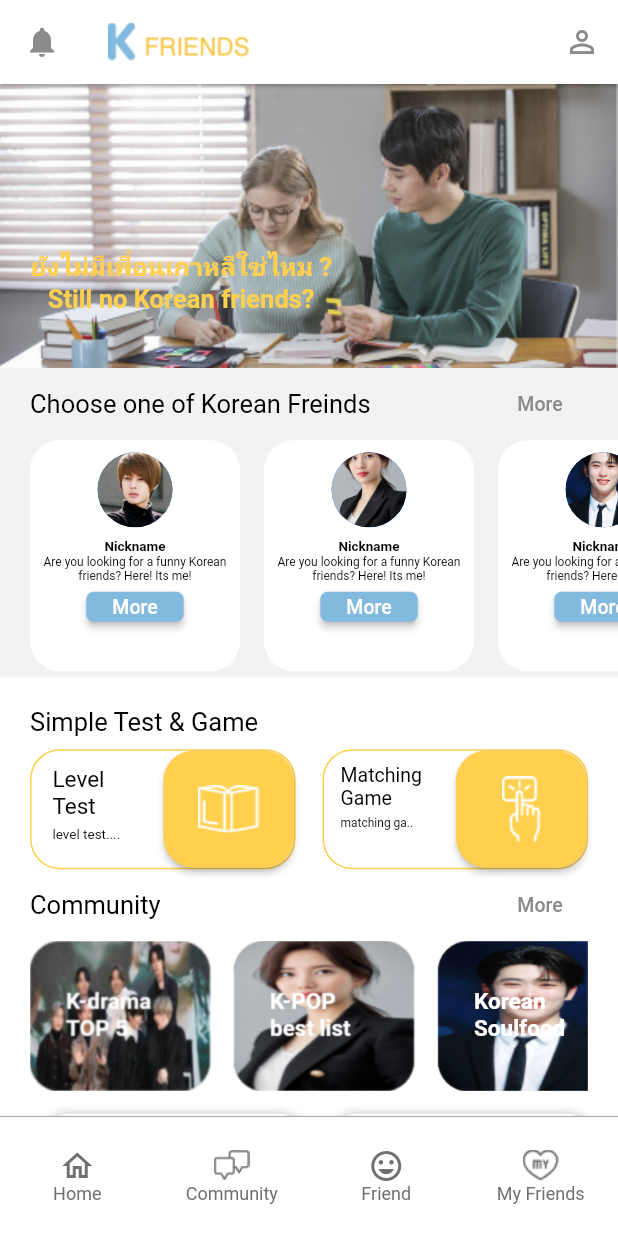
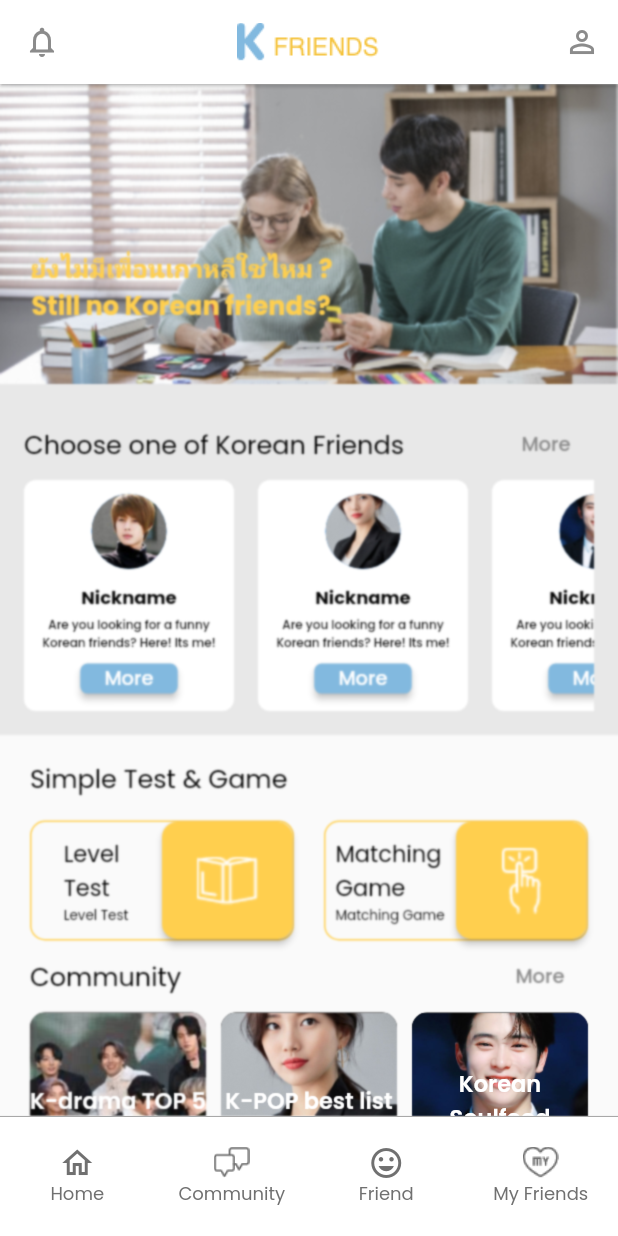
Before and after one commit to Nithu96/flutter_kfriends_app, a Flutter app: the screen it shows after launch, on a phone screen of 412 x 824 dp. Run offline on Flutter 3.47's test engine with Material 2 defaults, Android fonts, the phone set to English and light mode, and no system bars; drawn by our look-alikes of flutter_snake_navigationbar.

Commit message:
new home page changes

```diff
--- a/lib/component/bottom_navigation_screen.dart
+++ b/lib/component/bottom_navigation_screen.dart
@@ -2,10 +2,11 @@ import 'package:flutter/material.dart';
 import 'package:flutter/widgets.dart';
 import 'package:flutter_snake_navigationbar/flutter_snake_navigationbar.dart';
 
-import '../screen/community_screen.dart';
-import '../screen/friend_screen.dart';
-import '../screen/home_screen.dart';
-import '../screen/myfriend_screen.dart';
+import '../screen/sub_screen/community_screen.dart';
+import '../screen/sub_screen/friend_screen.dart';
+import '../screen/sub_screen/home_screen.dart';
+import '../screen/home_screen2.dart';
+import '../screen/sub_screen/myfriend_screen.dart';
 
 
 class BottomNaviScreen extends StatefulWidget {
@@ -43,19 +44,44 @@ class _BottomNaviScreenState extends State<BottomNaviScreen> {
     const Color(0xFF707070),
   ];
 
-  screen() {
-    if (_selectedItemPosition == 0) return const HomeScreen();
+  Widget screen() {
+    if (_selectedItemPosition == 0) return const HomeScreen2();
     if (_selectedItemPosition == 1) return const CommunityScreen();
     if (_selectedItemPosition == 2) return const FriendScreen();
-    if (_selectedItemPosition == 1) return const MyFriendScreen();
+    if (_selectedItemPosition == 3) return const MyFriendScreen();
+    return Container();
   }
 
   @override
   Widget build(BuildContext context) {
     return Scaffold(
+      appBar: AppBar(
+        title: Image.asset(
+          'assets/mainLogo.png',
+          scale: 1,
+        ),
+        actions: <Widget>[
+          IconButton(
+            icon: const Icon(Icons.person_outline),
+            tooltip: 'profile',
+            color: Color(0xFF8B8B8B),
+            onPressed: () {},
+          ), //IconButton
+        ],
+        centerTitle: true,
+        backgroundColor: Color(0xFFFFFFFF),
+        elevation: 1.0,
+        leading: IconButton(
+          icon: const Icon(Icons.notifications_none),
+          tooltip: 'Menu Icon',
+          color: Color(0xFF8B8B8B),
+          onPressed: () {},
+        ),
+        //systemOverlayStyle: SystemUiOverlayStyle.light,
+      ),
       extendBodyBehindAppBar: false,
       resizeToAvoidBottomInset: true,
-      extendBody: true,
+
       body: screen(),
       bottomNavigationBar: SnakeNavigationBar.color(
         height: 80,
--- /dev/null
+++ b/lib/data/homepage_data.dart
@@ -0,0 +1,54 @@
+import '../models/card_details.dart';
+import '../models/community_card.dart';
+import '../models/post_details.dart';
+
+List<CardDetailModel> cardDetails = [
+  CardDetailModel(
+      imageUrl: 'assets/userImage1.jpeg',
+      name: 'Nickname',
+      description:
+      'Are you looking for a funny Korean friends? Here! Its me!'),
+  CardDetailModel(
+      imageUrl: 'assets/userImage2.jpeg',
+      name: 'Nickname',
+      description:
+      'Are you looking for a funny Korean friends? Here! Its me!'),
+  CardDetailModel(
+      imageUrl: 'assets/userImage3.jpeg',
+      name: 'Nickname',
+      description:
+      'Are you looking for a funny Korean friends? Here! Its me!'),
+];
+
+List<CommunityCardDetailModel> CommunityCardDetails = [
+  CommunityCardDetailModel(
+      imageUrl2: 'assets/testImage1.jpeg', name: 'K-drama TOP 5'),
+  CommunityCardDetailModel(
+      imageUrl2: 'assets/userImage2.jpeg', name: 'K-POP best list'),
+  CommunityCardDetailModel(
+      imageUrl2: 'assets/userImage3.jpeg', name: 'Korean Soulfood'),
+];
+
+List<PostDetailModel> postDetails = [
+  PostDetailModel(
+      imageUrl1: 'assets/userImage3.jpeg',
+      name: 'Nickname',
+      imageUrl2: 'assets/testImage1.jpeg',
+      description: "This K-drama is funny!!",
+      like: 11,
+      comments: 8),
+  PostDetailModel(
+      imageUrl1: 'assets/userImage1.jpeg',
+      name: 'Nickname',
+      imageUrl2: 'assets/userImage2.jpeg',
+      description: "Anyone know this actor?",
+      like: 12,
+      comments: 10),
+  PostDetailModel(
+      imageUrl1: 'assets/userImage3.jpeg',
+      name: 'Nickname',
+      imageUrl2: 'assets/testImage1.jpeg',
+      description: "Anyone know this actor?",
+      like: 13,
+      comments: 10),
+];
--- a/lib/main.dart
+++ b/lib/main.dart
@@ -14,9 +14,8 @@ class MyApp extends StatelessWidget {
     return MaterialApp(
       title: 'Flutter Demo',
       debugShowCheckedModeBanner: false,
-      theme: ThemeData(
-        primarySwatch: Colors.blue,
-      ),
+      theme:
+      ThemeData(primarySwatch: Colors.blue, fontFamily: 'Poppins'),
       home: const LoadingScreen(),
     );
   }
--- /dev/null
+++ b/lib/screen/home_screen2.dart
@@ -0,0 +1,458 @@
+import 'dart:ui';
+
+import 'package:flutter/material.dart';
+import 'package:kfriends/data/homepage_data.dart';
+import 'package:kfriends/services/font_size.dart';
+
+class HomeScreen2 extends StatefulWidget {
+  const HomeScreen2({Key? key}) : super(key: key);
+
+  @override
+  State<HomeScreen2> createState() => _HomeScreen2State();
+}
+
+class _HomeScreen2State extends State<HomeScreen2> {
+  @override
+  Widget build(BuildContext context) {
+    return SingleChildScrollView(
+        child: Column(
+          crossAxisAlignment: CrossAxisAlignment.start,
+      children: [
+        slideShowImage(),
+        chooseKoreanFriends(),
+        SizedBox(height: 16,),
+        testGame(),
+        community()
+      ],
+    ));
+  }
+
+  Widget community(){
+    return Padding(
+      padding: const EdgeInsets.symmetric(horizontal: 20),
+      child: Column(
+        crossAxisAlignment: CrossAxisAlignment.start,
+        children: [
+          Row(
+            mainAxisAlignment: MainAxisAlignment.spaceBetween,
+            children: <Widget>[
+              Text('Community',
+                  style: TextStyle(
+                      color: Colors.black,
+                      fontSize: FontSizeService().fs_s18)),
+              TextButton(
+                style: ButtonStyle(
+                  foregroundColor:
+                  MaterialStateProperty.all<Color>(Color(0xFF8B8B8B)),
+                ),
+                onPressed: () {},
+                child: Text('More',
+                    style: TextStyle(
+                        fontWeight: FontWeight.w500,
+                        fontSize: FontSizeService().fs_s15)),
+              )
+            ],
+          ),
+
+          Row(
+            mainAxisAlignment: MainAxisAlignment.spaceBetween,
+            children: [
+              communityCardDetailsShow(
+                CommunityCardDetails[0].imageUrl2,
+                CommunityCardDetails[0].name,
+              ),
+              communityCardDetailsShow(
+                CommunityCardDetails[1].imageUrl2,
+                CommunityCardDetails[1].name,
+              ),
+              communityCardDetailsShow(
+                CommunityCardDetails[2].imageUrl2,
+                CommunityCardDetails[2].name,
+              )
+            ],
+          ),
+          const SizedBox(height: 16,),
+          Container(
+            height: 155,
+            child: ListView.builder(
+              shrinkWrap: true,
+              scrollDirection: Axis.horizontal,
+              itemCount:
+              postDetails == null ? 0 : postDetails.length,
+              itemBuilder: (context, i) {
+                return postDetailsShow(
+                    postDetails[i].imageUrl1,
+                    postDetails[i].name,
+                    postDetails[i].description,
+                    postDetails[i].imageUrl2,
+                    postDetails[i].like,
+                    postDetails[i].comments);
+              },
+            ),
+          )
+        ],
+      ),
+    );
+  }
+
+  Widget postDetailsShow(String imageUrl1, String name, String description,
+      String imageUrl2, double like, double comments) {
+    return Padding(
+      padding: const EdgeInsets.symmetric(horizontal: 6, vertical: 5),
+      child: Container(
+          width: 180,
+          //height:60,
+          decoration: BoxDecoration(
+            color: const Color(0xFFFFFFFF),
+            borderRadius: const BorderRadius.all(Radius.circular(5)),
+            boxShadow: [
+              BoxShadow(
+                offset: const Offset(0, 1),
+                blurRadius: 5,
+                color: Colors.black.withOpacity(0.3),
+              ),
+            ],
+          ),
+          child: Card(
+            elevation: 0.0,
+            child: Column(
+              children: <Widget>[
+                ListTile(
+                  leading: CircleAvatar(
+                    backgroundColor: const Color(0xFFFFFFFF),
+                    radius: 21.0,
+                    child: Padding(
+                      padding: const EdgeInsets.all(2.0),
+                      child: CircleAvatar(
+                          radius: 55.0, backgroundImage: AssetImage(imageUrl1)),
+                    ),
+                  ),
+                  title: Text(
+                    name,
+                    style: TextStyle(
+                        color: Colors.black,
+                        fontWeight: FontWeight.bold,
+                        fontSize: FontSizeService().fs_s12),
+                  ),
+                  subtitle: Column(
+                    crossAxisAlignment: CrossAxisAlignment.start,
+                    children: [
+                      Text(
+                        description,
+                        style: TextStyle(
+                            color: Colors.black,
+                            fontWeight: FontWeight.w400,
+                            fontSize: FontSizeService().fs_s12),
+                      ),
+                      const SizedBox(height: 4,),
+                      Row(
+                        children: [
+                          const Icon(
+                            Icons.favorite_border_outlined,
+                            color: Color(0xFF8B8B8B),
+                            size: 14,
+                          ),
+                          const SizedBox(width: 4,),
+                          Text(
+                            like.toString(),
+                            style: TextStyle(
+                                color: Colors.black,
+                                fontWeight: FontWeight.w400,
+                                fontSize: FontSizeService().fs_s10),
+                          ),
+                          const SizedBox(width: 10,),
+                          const Icon(
+                            Icons.mail_outline,
+                            color: Color(0xFF8B8B8B),
+                            size: 12,
+                          ),
+                          const SizedBox(width: 4,),
+                          Text(
+                            comments.toString(),
+                            style:  TextStyle(color: Colors.black,fontWeight: FontWeight.w400, fontSize: FontSizeService().fs_s10),
+                          ),
+                        ],
+                      ),
+                      const SizedBox(height: 4,),
+                      Container(
+                        height: 50,
+                        width: 85,
+                        decoration: BoxDecoration(
+                            image: DecorationImage(
+                              image: AssetImage(imageUrl2),
+                              fit: BoxFit.cover,
+                            ),
+                            shape: BoxShape.rectangle),
+                      )
+                    ],
+                  ),
+                ),
+              ],
+            ),
+          )),
+    );
+  }
+
+  Widget communityCardDetailsShow(String imageUrl2, String name) {
+    return Container(
+      height: MediaQuery.of(context).size.width/3 - 20,
+      width: MediaQuery.of(context).size.width/3 - 20,
+      decoration: const BoxDecoration(
+          color: Color(0xFF000000),
+          borderRadius: BorderRadius.all(Radius.circular(10))),
+      child: Container(
+        height: MediaQuery.of(context).size.width/3 - 20,
+        width: MediaQuery.of(context).size.width/3 - 20,
+        decoration: BoxDecoration(
+            image: DecorationImage(
+              image: AssetImage(imageUrl2),
+              fit: BoxFit.cover,
+            ),
+            shape: BoxShape.rectangle,
+            borderRadius: BorderRadius.circular(10)),
+        child: BackdropFilter(
+          filter: ImageFilter.blur(sigmaX: 0.4, sigmaY: 0.4),
+          child: Container(
+            color: Colors.transparent,
+            child:  Center(
+              child: Text(name, textAlign: TextAlign.center,
+                  style: TextStyle(
+                    color: Colors.white,
+
+                    fontWeight: FontWeight.w600,
+                    fontSize: FontSizeService().fs_s16,
+                  )),
+            ),
+          ),
+        ),
+      ),
+    );
+  }
+
+  Widget testGame(){
+    return Padding(
+      padding: const EdgeInsets.symmetric(horizontal: 20),
+      child: Column(
+        crossAxisAlignment: CrossAxisAlignment.start,
+        children: [
+          Text("Simple Test & Game",
+              style: TextStyle(
+                color: Colors.black,
+                fontWeight: FontWeight.w400,
+                fontSize: FontSizeService().fs_s18,
+              )),
+          const SizedBox(
+            height: 16,
+          ),
+          Row(
+            mainAxisAlignment: MainAxisAlignment.spaceBetween,
+            children: [
+              testButton('Level\nTest', 'Level Test', 'assets/levelIcon.png'),
+              testButton('Matching\nGame', 'Matching Game', 'assets/matchingIcon.png'),
+            ],
+          )
+        ],
+      ),
+    );
+  }
+
+  Widget testButton(String textOne, String textTwo, String path){
+    return Container(
+        height: 80,
+        width: MediaQuery.of(context).size.width/2 - 30,
+        decoration: BoxDecoration(
+          //color: Color(0xFFFFCF4E),
+          border: Border.all(color: const Color(0xFFFFCF4E)),
+          borderRadius:
+          const BorderRadius.all(Radius.circular(10)),
+        ),
+        child: Row(
+          mainAxisAlignment: MainAxisAlignment.spaceBetween,
+          children: [
+            Container(
+              height: 80,
+              width: MediaQuery.of(context).size.width/2 - 120,
+              child: Center(
+                child: Column(
+                  crossAxisAlignment:
+                  CrossAxisAlignment.start,
+                  mainAxisAlignment: MainAxisAlignment.center,
+                  children: [
+                    Text(textOne,
+                        style: TextStyle(
+                          color: Colors.black,
+                          fontWeight: FontWeight.w400,
+                          fontSize:
+                          FontSizeService().fs_s16,
+                        )),
+
+                    Text(textTwo,
+                        style: TextStyle(
+                          color: Colors.black,
+                          fontWeight: FontWeight.w400,
+                          overflow: TextOverflow.ellipsis,
+                          fontSize:
+                          FontSizeService().fs_s11,
+                        )),
+                  ],
+                ),
+              ),
+            ),
+            Container(
+              height: 80,
+              width: 87,
+              child: ElevatedButton(
+                  onPressed: () {},
+                  style: ElevatedButton.styleFrom(
+                      primary: Color(0xFFFFCF4E),
+                      shape: RoundedRectangleBorder(
+                          borderRadius:
+                          BorderRadius.circular(10))),
+                  child: ImageIcon(
+                    AssetImage(path),
+                    size: 50,
+                    color: Colors.white,
+                  )),
+            )
+          ],
+        ));
+  }
+
+  Widget chooseKoreanFriends() {
+    return Container(
+      width: MediaQuery.of(context).size.width,
+      decoration: BoxDecoration(color: Colors.grey.withOpacity(0.2)),
+      child: Padding(
+        padding: const EdgeInsets.all(16.0),
+        child: Column(
+          children: [
+            Row(
+              mainAxisAlignment: MainAxisAlignment.spaceBetween,
+              children: <Widget>[
+                Text('Choose one of Korean Friends',
+                    style: TextStyle(
+                        color: Colors.black,
+                        fontSize: FontSizeService().fs_s18)),
+                TextButton(
+                  style: ButtonStyle(
+                    foregroundColor:
+                        MaterialStateProperty.all<Color>(Color(0xFF8B8B8B)),
+                  ),
+                  onPressed: () {},
+                  child: Text('More',
+                      style: TextStyle(
+                          fontWeight: FontWeight.w500,
+                          fontSize: FontSizeService().fs_s15)),
+                )
+              ],
+            ),
+            Container(
+              height: 154,
+              child: ListView.builder(
+                shrinkWrap: true,
+                scrollDirection: Axis.horizontal,
+                itemCount: cardDetails == null ? 0 : cardDetails.length,
+                itemBuilder: (context, i) {
+                  return cardDetailsShow(cardDetails[i].imageUrl,
+                      cardDetails[i].name, cardDetails[i].description);
+                },
+              ),
+            )
+          ],
+        ),
+      ),
+    );
+  }
+
+  Widget slideShowImage() {
+    return Container(
+      width: MediaQuery.of(context).size.width,
+      height: 200,
+      child: Container(
+          child: Stack(children: <Widget>[
+        Image.asset(
+          'assets/mainImage.png',
+          fit: BoxFit.fitWidth,
+          width: MediaQuery.of(context).size.width,
+        ),
+        Positioned(
+          bottom: 40,
+          left: 20,
+          child: Column(
+            children: [
+              Text("ยังไม่มีเพื่อนเกาหลีใช่ไหม ?",
+                  style: TextStyle(
+                    color: Color(0xFFFFCF4E),
+                    fontWeight: FontWeight.bold,
+                    fontSize: FontSizeService().fs_s18,
+                  )),
+              Text("Still no Korean friends?",
+                  style: TextStyle(
+                    color: Color(0xFFFFCF4E),
+                    fontWeight: FontWeight.bold,
+                    fontSize: FontSizeService().fs_s18,
+                  )),
+            ],
+          ),
+        )
+      ])),
+    );
+  }
+
+  Widget cardDetailsShow(String imageUrl, String name, String description) {
+    return Padding(
+      padding: const EdgeInsets.only(right: 16),
+      child: Container(
+        width: 140,
+        decoration: const BoxDecoration(
+            color: Color(0xFFFFFFFF),
+            borderRadius: BorderRadius.all(Radius.circular(8))),
+        child: Column(
+          mainAxisAlignment: MainAxisAlignment.spaceAround,
+          children: [
+            Padding(
+              padding: const EdgeInsets.all(8.0),
+              child: CircleAvatar(
+                  radius: 25.0, backgroundImage: AssetImage(imageUrl)),
+            ),
+            Text(name,
+                style: TextStyle(
+                    color: Colors.black,
+                    fontWeight: FontWeight.bold,
+                    fontSize: FontSizeService().fs_s12)),
+            Padding(
+              padding:
+                  const EdgeInsets.only(left: 6.0, right: 6.0, bottom: 6.0),
+              child: Text(description,
+                  textAlign: TextAlign.center,
+                  style: TextStyle(
+                      color: Colors.black,
+                      fontWeight: FontWeight.w500,
+                      fontSize: FontSizeService().fs_s10)),
+            ),
+            SizedBox(
+              height: 20,
+              width: 65,
+              child: ElevatedButton(
+                onPressed: () {},
+                style: ElevatedButton.styleFrom(
+                    primary: Color(0xFF82B9DF),
+                    shape: RoundedRectangleBorder(
+                        borderRadius: BorderRadius.circular(5))),
+                child: Text(
+                  'More',
+                  textAlign: TextAlign.center,
+                  style: TextStyle(
+                      color: Colors.white, fontSize: FontSizeService().fs_s13),
+                ),
+              ),
+            ),
+            SizedBox(
+              height: 8,
+            )
+          ],
+        ),
+      ),
+    );
+  }
+}
--- a/lib/screen/splash_screen.dart
+++ b/lib/screen/splash_screen.dart
@@ -3,7 +3,7 @@ import 'dart:async';
 
 import '../component/bottom_navigation_screen.dart';
 import '../services/font_size.dart';
-import 'home_screen.dart';
+import 'sub_screen/home_screen.dart';
 
 
 class LoadingScreen extends StatefulWidget {
--- a/lib/screen/home_screen.dart
+++ b/lib/screen/sub_screen/home_screen.dart
@@ -2,10 +2,10 @@ import 'dart:ui';
 
 import 'package:flutter/material.dart';
 
-import '../models/card_details.dart';
-import '../models/community_card.dart';
-import '../models/post_details.dart';
-import '../services/font_size.dart';
+import '../../models/card_details.dart';
+import '../../models/community_card.dart';
+import '../../models/post_details.dart';
+import '../../services/font_size.dart';
 
 class HomeScreen extends StatefulWidget {
   const HomeScreen({Key? key}) : super(key: key);
@@ -83,11 +83,11 @@ class _HomeScreenState extends State<HomeScreen> {
             onPressed: () {},
           ), //IconButton
         ],
-        //<Widget>[]
+        centerTitle: true,
         backgroundColor: Color(0xFFFFFFFF),
         elevation: 1.0,
         leading: IconButton(
-          icon: const Icon(Icons.notifications),
+          icon: const Icon(Icons.notifications_none),
           tooltip: 'Menu Icon',
           color: Color(0xFF8B8B8B),
           onPressed: () {},
@@ -96,8 +96,8 @@ class _HomeScreenState extends State<HomeScreen> {
       ),
       body: SingleChildScrollView(
         child: Container(
-          width: MediaQuery.of(context).size.width,
-          height: MediaQuery.of(context).size.height,
+          // width: MediaQuery.of(context).size.width,
+          // height: MediaQuery.of(context).size.height,
           child: Column(
             children: [
               Container(
```
Also changed, not shown: pubspec.yaml (+13 -7 lines), lib/screen/sub_screen/community_screen.dart (renamed from lib/screen/community_screen.dart), lib/screen/sub_screen/friend_screen.dart (renamed from lib/screen/friend_screen.dart), lib/screen/sub_screen/myfriend_screen.dart (renamed from lib/screen/myfriend_screen.dart).
